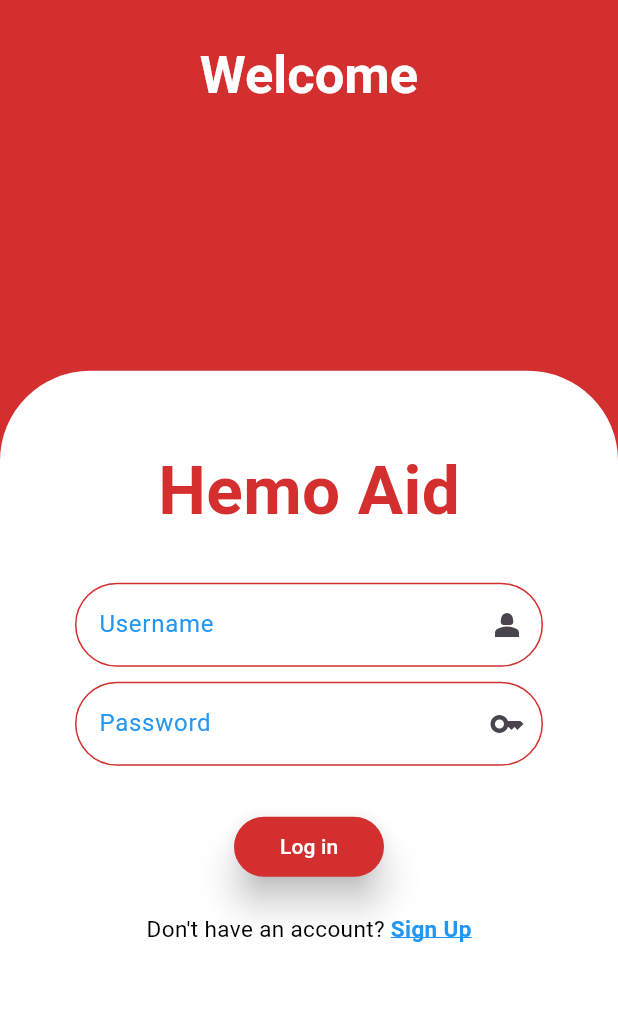
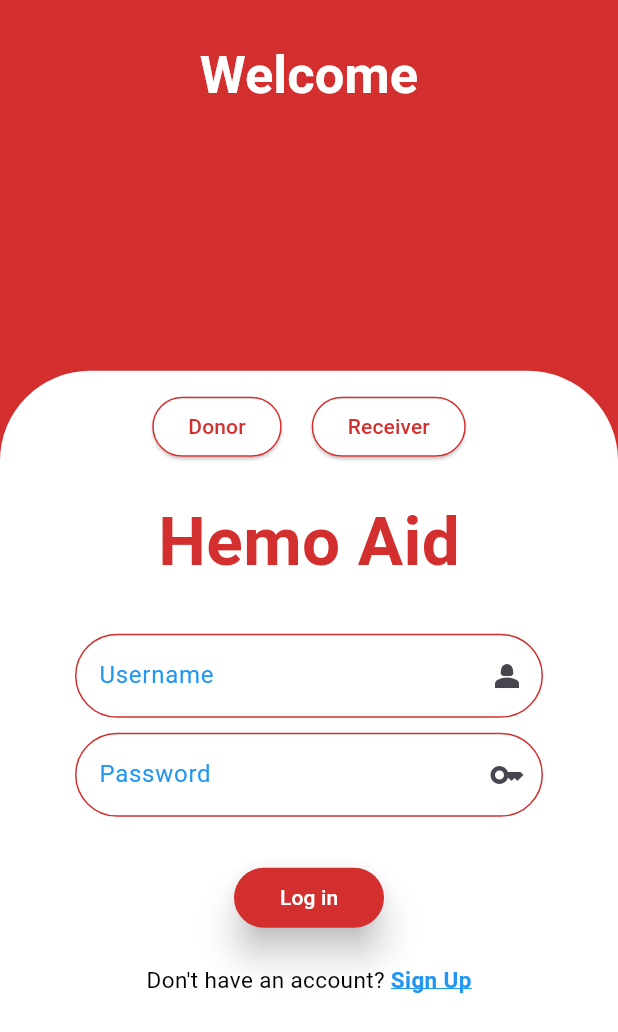
Before and after one commit to Zayed-12959/hemoaid3, a Flutter app: the screen it shows after launch, on a phone screen of 412 x 824 dp. Shown: the top 1032 px of the screen. Run offline on Flutter 3.47's test engine with Material 3 defaults, Android fonts, the phone set to English and light mode, and no system bars.

Commit message:
Add files via upload

```diff
--- a/lib/welcome.dart
+++ b/lib/welcome.dart
@@ -2,10 +2,17 @@ import 'package:flutter/material.dart';
 import 'package:hemoaid3/Dashboard.dart';
 import 'package:hemoaid3/registration.dart';
 
-class Welcome extends StatelessWidget {
+class Welcome extends StatefulWidget {
+  const Welcome({super.key});
+
+  @override
+  State<Welcome> createState() => _WelcomeState();
+}
+
+class _WelcomeState extends State<Welcome> {
   final TextEditingController _usernameController = TextEditingController();
 
-  Welcome({super.key});  // cant use const because of controller
+  String selectedRole = "";
 
   @override
   Widget build(BuildContext context) {
@@ -54,6 +61,56 @@ class Welcome extends StatelessWidget {
             child: Column(
               mainAxisAlignment: MainAxisAlignment.center,
               children: [
+
+                Padding(
+                  padding: const EdgeInsets.only(bottom: 20),
+                  child: Row(
+                    mainAxisAlignment: MainAxisAlignment.center,
+                    children: [
+
+                      ElevatedButton(
+                        onPressed: () {
+                          setState(() {
+                            selectedRole = "Donor";
+                          });
+                        },
+                        style: ElevatedButton.styleFrom(
+                          backgroundColor:
+                          selectedRole == "Donor" ? Color(0xFFD32F2F) : Colors.white,
+                          foregroundColor:
+                          selectedRole == "Donor" ? Colors.white : Color(0xFFD32F2F),
+                          side: BorderSide(color: Color(0xFFD32F2F)),
+                          shape: RoundedRectangleBorder(
+                            borderRadius: BorderRadius.circular(30),
+                          ),
+                        ),
+                        child: Text("Donor"),
+                      ),
+
+                      SizedBox(width: 20),
+
+                      ElevatedButton(
+                        onPressed: () {
+                          setState(() {
+                            selectedRole = "Receiver";
+                          });
+                        },
+                        style: ElevatedButton.styleFrom(
+                          backgroundColor:
+                          selectedRole == "Receiver" ? Color(0xFFD32F2F) : Colors.white,
+                          foregroundColor:
+                          selectedRole == "Receiver" ? Colors.white : Color(0xFFD32F2F),
+                          side: BorderSide(color: Color(0xFFD32F2F)),
+                          shape: RoundedRectangleBorder(
+                            borderRadius: BorderRadius.circular(30),
+                          ),
+                        ),
+                        child: Text("Receiver"),
+                      ),
+                    ],
+                  ),
+                ),
+
                 Text(
                   "Hemo Aid",
                   style: TextStyle(
@@ -129,10 +186,25 @@ class Welcome extends StatelessWidget {
               Container(
                 padding: EdgeInsets.only(top: 30),
                 child: ElevatedButton(onPressed: () {
-                  Navigator.push(context, MaterialPageRoute(
-                      builder: (context) => Dashboard(username: _usernameController.text)
-                  )
-                  );
+                  if(selectedRole == "Receiver"){
+                    Navigator.push(context, MaterialPageRoute(
+                        builder: (context) => Dashboard(username: _usernameController.text)
+                      )
+                    );
+                  }
+                  else if(selectedRole == "Donor"){
+                    Navigator.push(context, MaterialPageRoute(
+                        builder: (context) => Dashboard(username: _usernameController.text)
+                    )
+                    );
+                  }
+                  else {
+                    ScaffoldMessenger.of(context).showSnackBar(
+                      SnackBar(
+                          content: Text("Please select Donor or Receiver")),
+                    );
+                  }
+
                 },
                     style: ElevatedButton.styleFrom(
                         elevation: 10,
```
